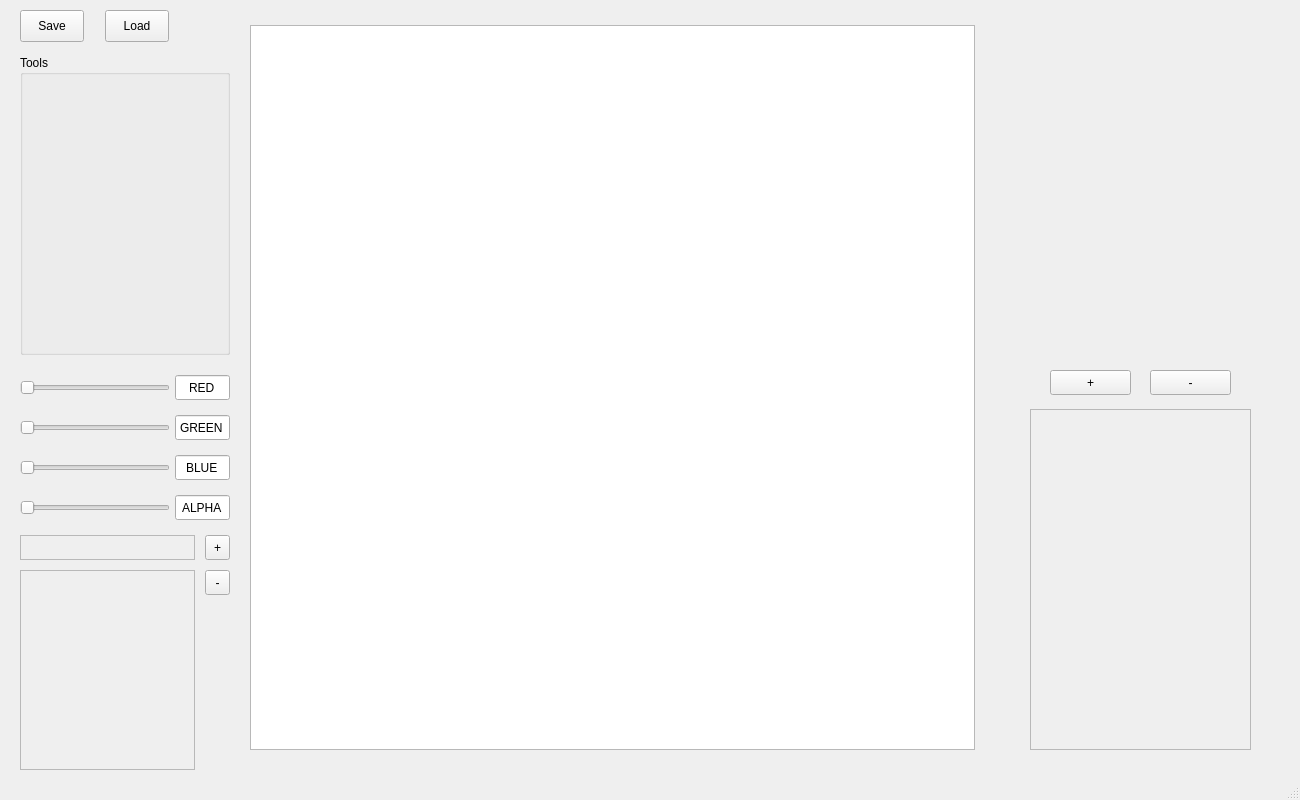
First picture: the form in Assignment8SpriteEditor/mainwindow.ui, repository NZaffos/Sprite-Editor, before the edit.
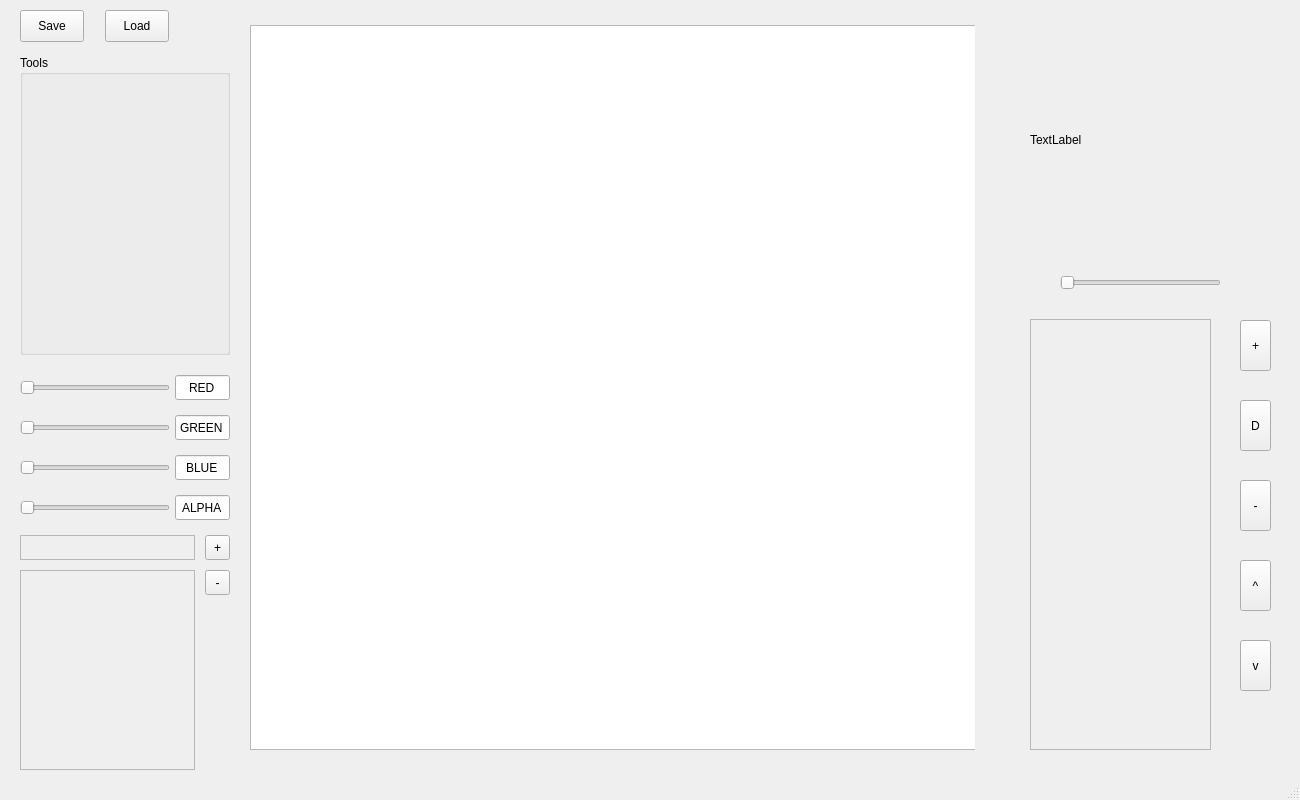
Second picture: the form after the edit.

Commit message: Implemented frame management system. Able to add, duplicate, remove, and rearrange frames. Additionally, implemented animation display. Displays all frames at the set fps ranging from 1 - 60.

The edit to the form file:
```diff
--- a/Assignment8SpriteEditor/mainwindow.ui
+++ b/Assignment8SpriteEditor/mainwindow.ui
@@ -31,7 +31,7 @@
       <rect>
        <x>0</x>
        <y>0</y>
-       <width>725</width>
+       <width>731</width>
        <height>725</height>
       </rect>
      </property>
@@ -288,9 +288,9 @@
     <property name="geometry">
      <rect>
       <x>1030</x>
-      <y>409</y>
-      <width>221</width>
-      <height>341</height>
+      <y>319</y>
+      <width>181</width>
+      <height>431</height>
      </rect>
     </property>
     <property name="widgetResizable">
@@ -301,8 +301,8 @@
       <rect>
        <x>0</x>
        <y>0</y>
-       <width>219</width>
-       <height>339</height>
+       <width>179</width>
+       <height>429</height>
       </rect>
      </property>
     </widget>
@@ -310,10 +310,10 @@
    <widget class="QToolButton" name="addFrameButton">
     <property name="geometry">
      <rect>
-      <x>1050</x>
-      <y>370</y>
-      <width>81</width>
-      <height>25</height>
+      <x>1240</x>
+      <y>320</y>
+      <width>31</width>
+      <height>51</height>
      </rect>
     </property>
     <property name="text">
@@ -329,10 +329,10 @@
    <widget class="QToolButton" name="deleteFrameButton">
     <property name="geometry">
      <rect>
-      <x>1150</x>
-      <y>370</y>
-      <width>81</width>
-      <height>25</height>
+      <x>1240</x>
+      <y>480</y>
+      <width>31</width>
+      <height>51</height>
      </rect>
     </property>
     <property name="text">
@@ -345,6 +345,92 @@
      </size>
     </property>
    </widget>
+   <widget class="QToolButton" name="dublicateFrameButton">
+    <property name="geometry">
+     <rect>
+      <x>1240</x>
+      <y>400</y>
+      <width>31</width>
+      <height>51</height>
+     </rect>
+    </property>
+    <property name="text">
+     <string>D</string>
+    </property>
+    <property name="iconSize">
+     <size>
+      <width>25</width>
+      <height>25</height>
+     </size>
+    </property>
+   </widget>
+   <widget class="QToolButton" name="shiftUpFrameButton">
+    <property name="geometry">
+     <rect>
+      <x>1240</x>
+      <y>560</y>
+      <width>31</width>
+      <height>51</height>
+     </rect>
+    </property>
+    <property name="text">
+     <string>^</string>
+    </property>
+    <property name="iconSize">
+     <size>
+      <width>25</width>
+      <height>25</height>
+     </size>
+    </property>
+   </widget>
+   <widget class="QToolButton" name="shiftDownFrameButton">
+    <property name="geometry">
+     <rect>
+      <x>1240</x>
+      <y>640</y>
+      <width>31</width>
+      <height>51</height>
+     </rect>
+    </property>
+    <property name="text">
+     <string>v</string>
+    </property>
+    <property name="iconSize">
+     <size>
+      <width>25</width>
+      <height>25</height>
+     </size>
+    </property>
+   </widget>
+   <widget class="QSlider" name="animationFpsSlider">
+    <property name="geometry">
+     <rect>
+      <x>1060</x>
+      <y>270</y>
+      <width>161</width>
+      <height>25</height>
+     </rect>
+    </property>
+    <property name="maximum">
+     <number>255</number>
+    </property>
+    <property name="orientation">
+     <enum>Qt::Orientation::Horizontal</enum>
+    </property>
+   </widget>
+   <widget class="QLabel" name="animationDisplayLabel">
+    <property name="geometry">
+     <rect>
+      <x>1030</x>
+      <y>30</y>
+      <width>220</width>
+      <height>220</height>
+     </rect>
+    </property>
+    <property name="text">
+     <string>TextLabel</string>
+    </property>
+   </widget>
   </widget>
   <widget class="QStatusBar" name="statusbar"/>
  </widget>
```
Left out of the diff: 4 changed lines with no effect on the pictures. The commit also changes 4 other files.
